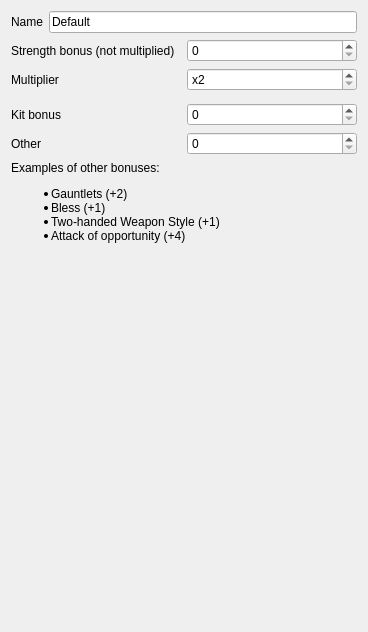
This is src/backstabsetup.ui in moebiusproject/moebiustoolkit as Qt 5 draws it before an edit. The edited form follows.
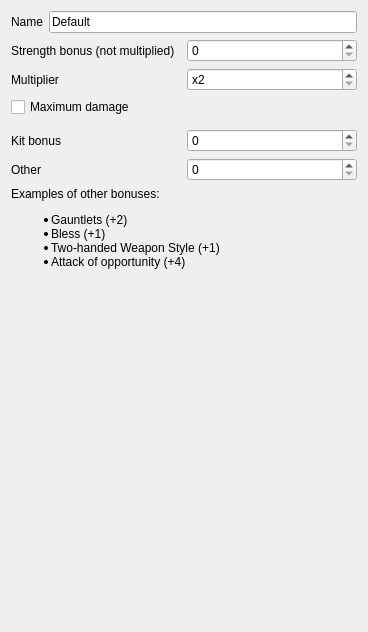
This is the edited form. Custom widgets are drawn as their Qt base class.

Commit message:
Backstab calculator minor improvements
- Add maximum damage support.
- Small const-tweaks.
- Leave a qDebug outputting the results, given that I don't have any
  tooltip or other similar indication to know the exact number.

What changed in the file:
```diff
--- a/src/backstabsetup.ui
+++ b/src/backstabsetup.ui
@@ -73,6 +73,13 @@
      </item>
     </layout>
    </item>
+   <item>
+    <widget class="QCheckBox" name="maximumDamage">
+     <property name="text">
+      <string>Maximum damage</string>
+     </property>
+    </widget>
+   </item>
    <item>
     <widget class="WeaponArrangementWidget" name="weapon" native="true"/>
    </item>
```
Left out of the diff: 6 changed lines with no effect on the pictures. The commit also changes 1 other file.
